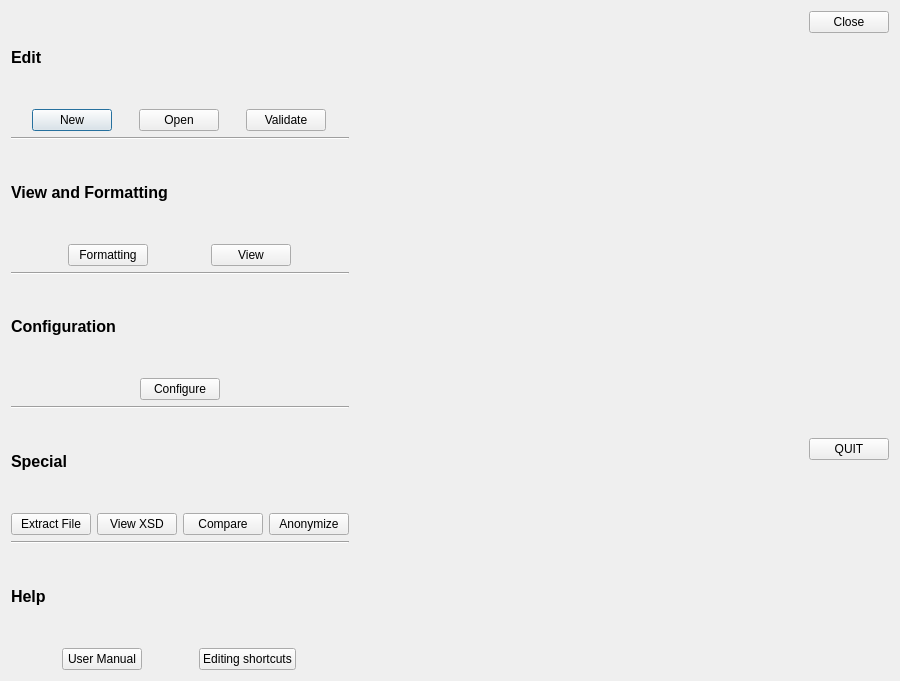
Before: the Qt Designer form src/modules/help/guidedoperationsdialog.ui in lbellonda/qxmledit, drawn with Qt 5.
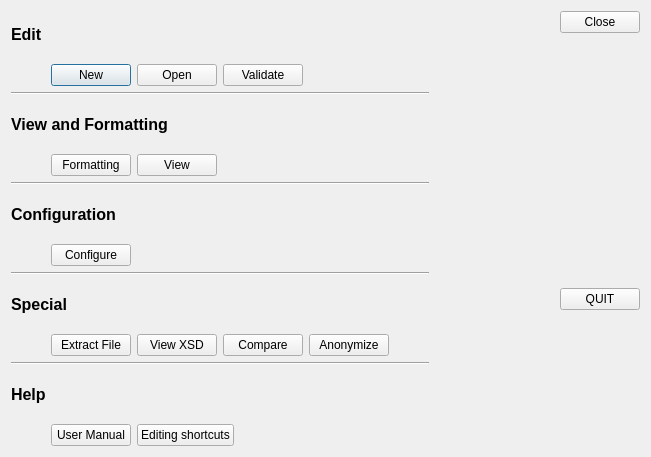
After: the same form once the commit is applied. Icons and pictures are not drawn.

What changed in the file:
```diff
--- a/src/modules/help/guidedoperationsdialog.ui
+++ b/src/modules/help/guidedoperationsdialog.ui
@@ -6,8 +6,8 @@
    <rect>
     <x>0</x>
     <y>0</y>
-    <width>900</width>
-    <height>681</height>
+    <width>651</width>
+    <height>457</height>
    </rect>
   </property>
   <property name="windowTitle">
@@ -32,6 +32,22 @@
      </item>
      <item>
       <layout class="QHBoxLayout" name="horizontalLayout_4">
+       <item>
+        <spacer name="horizontalSpacer_7">
+         <property name="orientation">
+          <enum>Qt::Horizontal</enum>
+         </property>
+         <property name="sizeType">
+          <enum>QSizePolicy::Fixed</enum>
+         </property>
+         <property name="sizeHint" stdset="0">
+          <size>
+           <width>40</width>
+           <height>20</height>
+          </size>
+         </property>
+        </spacer>
+       </item>
        <item>
         <widget class="QPushButton" name="pushButton_13">
          <property name="sizePolicy">
@@ -107,6 +123,19 @@
          </property>
         </widget>
        </item>
+       <item>
+        <spacer name="horizontalSpacer_2">
+         <property name="orientation">
+          <enum>Qt::Horizontal</enum>
+         </property>
+         <property name="sizeHint" stdset="0">
+          <size>
+           <width>40</width>
+           <height>20</height>
+          </size>
+         </property>
+        </spacer>
+       </item>
       </layout>
      </item>
      <item>
@@ -132,6 +161,22 @@
      </item>
      <item>
       <layout class="QHBoxLayout" name="horizontalLayout">
+       <item>
+        <spacer name="horizontalSpacer_8">
+         <property name="orientation">
+          <enum>Qt::Horizontal</enum>
+         </property>
+         <property name="sizeType">
+          <enum>QSizePolicy::Fixed</enum>
+         </property>
+         <property name="sizeHint" stdset="0">
+          <size>
+           <width>40</width>
+           <height>20</height>
+          </size>
+         </property>
+        </spacer>
+       </item>
        <item>
         <widget class="QPushButton" name="pushButton_6">
          <property name="sizePolicy">
@@ -178,6 +223,19 @@
          </property>
         </widget>
        </item>
+       <item>
+        <spacer name="horizontalSpacer_3">
+         <property name="orientation">
+          <enum>Qt::Horizontal</enum>
+         </property>
+         <property name="sizeHint" stdset="0">
+          <size>
+           <width>40</width>
+           <height>20</height>
+          </size>
+         </property>
+        </spacer>
+       </item>
       </layout>
      </item>
      <item>
@@ -206,6 +264,22 @@
        <property name="sizeConstraint">
         <enum>QLayout::SetDefaultConstraint</enum>
        </property>
+       <item>
+        <spacer name="horizontalSpacer_9">
+         <property name="orientation">
+          <enum>Qt::Horizontal</enum>
+         </property>
+         <property name="sizeType">
+          <enum>QSizePolicy::Fixed</enum>
+         </property>
+         <property name="sizeHint" stdset="0">
+          <size>
+           <width>40</width>
+           <height>20</height>
+          </size>
+         </property>
+        </spacer>
+       </item>
        <item>
         <widget class="QPushButton" name="pushButton_10">
          <property name="sizePolicy">
@@ -229,6 +303,19 @@
          </property>
         </widget>
        </item>
+       <item>
+        <spacer name="horizontalSpacer_4">
+         <property name="orientation">
+          <enum>Qt::Horizontal</enum>
+         </property>
+         <property name="sizeHint" stdset="0">
+          <size>
+           <width>40</width>
+           <height>20</height>
+          </size>
+         </property>
+        </spacer>
+       </item>
       </layout>
      </item>
      <item>
@@ -254,6 +341,22 @@
      </item>
      <item>
       <layout class="QHBoxLayout" name="horizontalLayout_2">
+       <item>
+        <spacer name="horizontalSpacer_10">
+         <property name="orientation">
+          <enum>Qt::Horizontal</enum>
+         </property>
+         <property name="sizeType">
+          <enum>QSizePolicy::Fixed</enum>
+         </property>
+         <property name="sizeHint" stdset="0">
+          <size>
+           <width>40</width>
+           <height>20</height>
+          </size>
+         </property>
+        </spacer>
+       </item>
        <item>
         <widget class="QPushButton" name="pushButton_9">
          <property name="sizePolicy">
@@ -342,6 +445,19 @@
          </property>
         </widget>
        </item>
+       <item>
+        <spacer name="horizontalSpacer_5">
+         <property name="orientation">
+          <enum>Qt::Horizontal</enum>
+         </property>
+         <property name="sizeHint" stdset="0">
+          <size>
+           <width>40</width>
+           <height>20</height>
+          </size>
+         </property>
+        </spacer>
+       </item>
       </layout>
      </item>
      <item>
@@ -367,6 +483,22 @@
      </item>
      <item>
       <layout class="QHBoxLayout" name="horizontalLayout_5">
+       <item>
+        <spacer name="horizontalSpacer_11">
+         <property name="orientation">
+          <enum>Qt::Horizontal</enum>
+         </property>
+         <property name="sizeType">
+          <enum>QSizePolicy::Fixed</enum>
+         </property>
+         <property name="sizeHint" stdset="0">
+          <size>
+           <width>40</width>
+           <height>20</height>
+          </size>
+         </property>
+        </spacer>
+       </item>
        <item>
         <widget class="QPushButton" name="pushButton_11">
          <property name="sizePolicy">
@@ -407,6 +539,19 @@
          </property>
         </widget>
        </item>
+       <item>
+        <spacer name="horizontalSpacer_6">
+         <property name="orientation">
+          <enum>Qt::Horizontal</enum>
+         </property>
+         <property name="sizeHint" stdset="0">
+          <size>
+           <width>40</width>
+           <height>20</height>
+          </size>
+         </property>
+        </spacer>
+       </item>
       </layout>
      </item>
     </layout>
```
Left out of the diff: 6 changed lines with no effect on the pictures.
